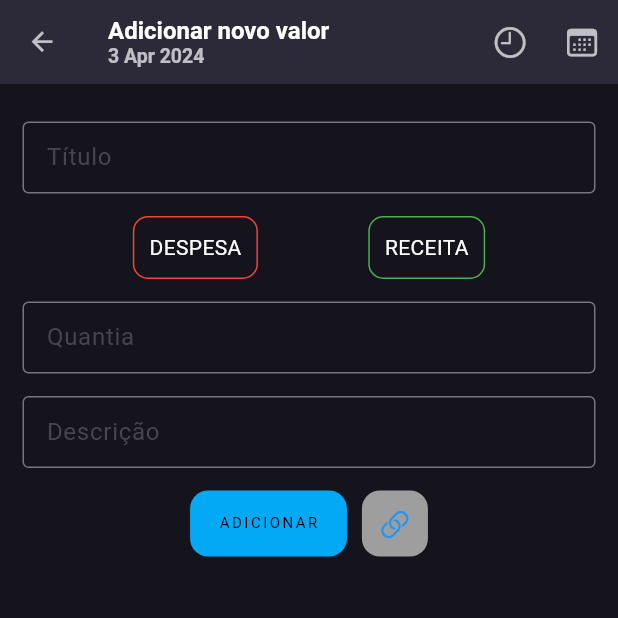
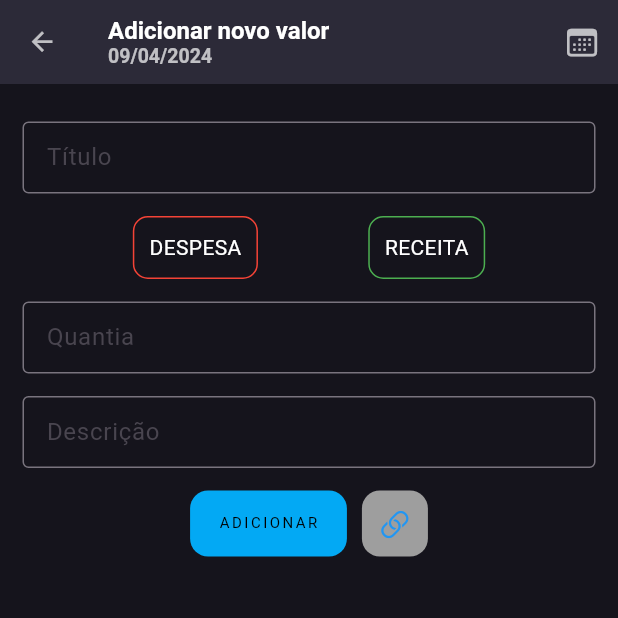
Before and after one commit to Leandro208/app_finance_flutter, a Flutter app: the AdicionarItem screen opened directly with empty values, on a phone screen of 412 x 824 dp, the top half of it. Run offline on Flutter 3.47's test engine with Material 3 defaults, Android fonts, the phone set to English and light mode, and no system bars; our stand-ins replace shared_preferences; accounts and stored records are empty.

Commit message:
finaliza appbar adicionar movimentacao

```diff
--- a/lib/utils/appbar_custom.dart
+++ b/lib/utils/appbar_custom.dart
@@ -1,9 +1,11 @@
-import 'package:app_finance_flutter/utils/themes.dart';
+import 'package:app_finance_flutter/utils/app_colors.dart';
+
 import 'package:flutter/cupertino.dart';
 import 'package:flutter/material.dart';
 
 class AppBarCustomWidget extends StatefulWidget implements PreferredSizeWidget {
-  const AppBarCustomWidget({super.key});
+  final Function(DateTime) callback;
+  const AppBarCustomWidget({super.key, required this.callback});
 
   @override
   Size get preferredSize => const Size.fromHeight(kToolbarHeight);
@@ -12,10 +14,11 @@ class AppBarCustomWidget extends StatefulWidget implements PreferredSizeWidget {
 }
 
 class _AppBarCustomWidgetState extends State<AppBarCustomWidget> {
+  DateTime data = DateTime.now();
   @override
   Widget build(BuildContext context) {
     return AppBar(
-        backgroundColor: Themes.onBackground,
+        backgroundColor: AppColors.onBackground,
         leading: CupertinoButton(
           onPressed: () => Navigator.pop(context),
           padding: EdgeInsets.zero,
@@ -26,26 +29,26 @@ class _AppBarCustomWidgetState extends State<AppBarCustomWidget> {
         ),
         actions: [
           IconButton(
-            onPressed: () {},
-            icon: const Icon(CupertinoIcons.clock, color: Colors.white70),
-          ),
-          IconButton(
-            onPressed: () {},
+            onPressed: () => mostrarData(),
             icon: const Icon(CupertinoIcons.calendar, color: Colors.white70),
           )
         ],
-        title: customRichText('Adicionar novo valor', '3 Apr 2024'));
+        title: customRichText('Adicionar novo valor',
+            '${data.day < 10 ? '0' : ''}${data.day}/${data.month < 10 ? '0' : ''}${data.month}/${data.year}'));
   }
 
   void mostrarData() => showDatePicker(
         context: context,
         initialDate: DateTime.now(),
-        firstDate: DateTime.now(),
+        firstDate: DateTime(1974),
         lastDate: DateTime(2025),
       ).then((pickedDate) {
         if (pickedDate == null) return;
 
-        setState(() {});
+        setState(() {
+          data = pickedDate;
+        });
+        widget.callback(pickedDate);
       });
 
   RichText customRichText(String titulo, String descricao) => RichText(
```
